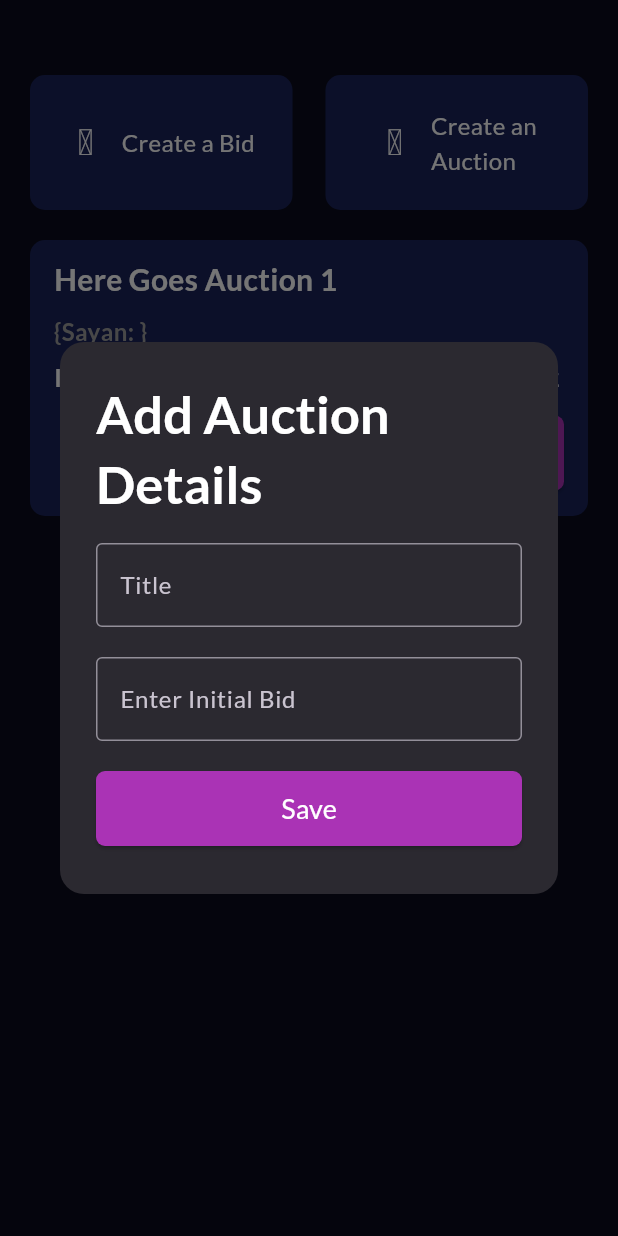
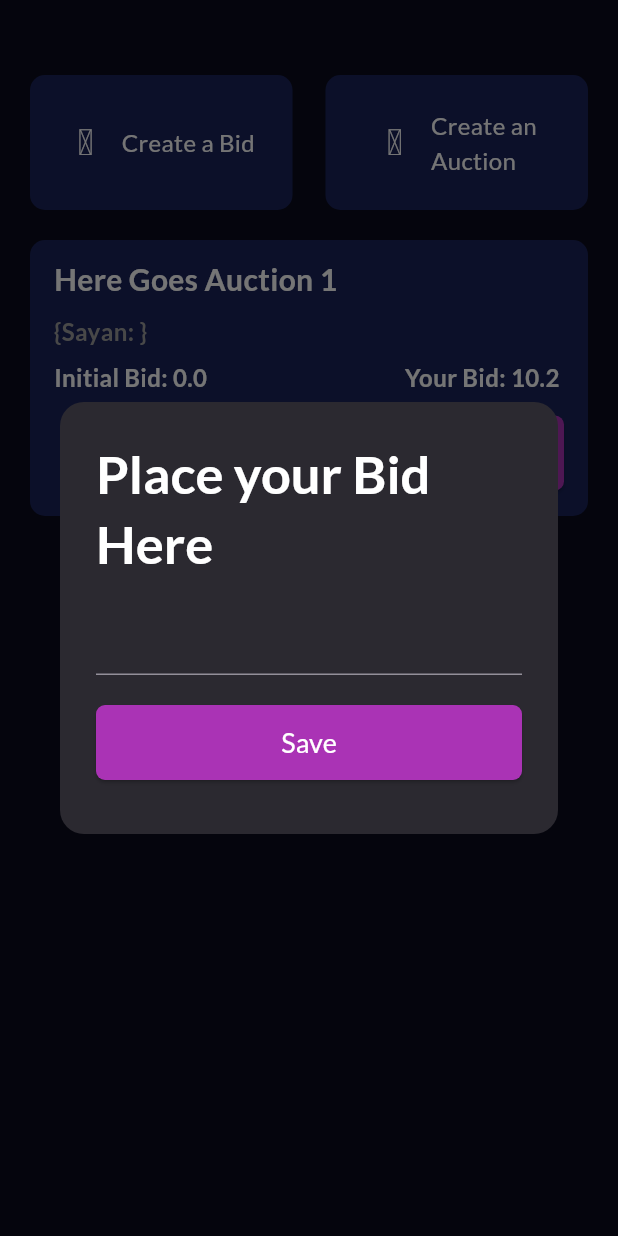
Before and after one commit to Dibs07/Bidsify-App, a Flutter app: the AddNoteScreen screen opened directly, after a tap on "View", on a phone screen of 412 x 824 dp. Run offline on Flutter 3.47's test engine with Material 3 defaults, Android fonts, the phone set to English and light mode, and no system bars; our stand-ins replace cloud_firestore, firebase_auth, firebase_core, flutter_riverpod, flutter_svg, fluttertoast and 3 more; missing offline and left inert: animate_gradient, dart:ffi, enefty_icons, neon_widgets; accounts and stored records are empty.

Commit message:
modified:   bidsify/lib/constants/constants.dart 	modified:   bidsify/lib/screens/add_note_screen.dart

```diff
--- a/bidsify/lib/constants/constants.dart
+++ b/bidsify/lib/constants/constants.dart
@@ -68,18 +68,22 @@ class OptionsCard extends StatelessWidget {
   final Icon? icon;
   final double height;
   final double width;
+  final VoidCallback onClick;
 
   const OptionsCard({
     super.key,
     required this.title,
     this.icon,
     required this.height,
-    required this.width
+    required this.width,
+    required this.onClick
   });
 
   @override
   Widget build(BuildContext context) {
-    return Container(
+    return GestureDetector(
+      onTap: onClick,
+      child: Container(
         height: height,
         width: width,
         decoration: const BoxDecoration(
@@ -103,13 +107,16 @@ class OptionsCard extends StatelessWidget {
           ],
         ),
 
+      ),
     );
   }
 }
 
 class SmallButtons extends StatelessWidget {
+  final Widget icon;
   const SmallButtons({
     super.key,
+    required this.icon
   });
 
   @override
@@ -118,13 +125,14 @@ class SmallButtons extends StatelessWidget {
       padding: const EdgeInsets.fromLTRB(13, 0, 0, 0),
       child: TextButton(
         onPressed: () {},
-        child: const Text(
-          'Hello',
-          style: TextStyle(
-            color: Color(0xFF3348B5),
-            fontSize: 16
-          ),
-        ),
+        // child: const Text(
+        //   'Hello',
+        //   style: TextStyle(
+        //     color: Color(0xFF3348B5),
+        //     fontSize: 16
+        //   ),
+        // ),
+        child: icon,
         style: ElevatedButton.styleFrom(
           minimumSize: Size.zero,
           padding: const EdgeInsets.fromLTRB(24, 6, 24, 6),
--- a/bidsify/lib/screens/add_note_screen.dart
+++ b/bidsify/lib/screens/add_note_screen.dart
@@ -32,6 +32,8 @@ class _AddNoteScreenState extends State<AddNoteScreen> {
       _selectedIndex = index;
     });
   }
+
+  var value = 0;
 
   onClick() {
     showDialog(
@@ -136,6 +138,50 @@ class _AddNoteScreenState extends State<AddNoteScreen> {
     );
   }
 
+  placeBid() {
+    showDialog(
+      context: context,
+      builder: (BuildContext context) {
+        return StatefulBuilder(
+          builder: (BuildContext context, StateSetter setState) {
+            return AlertDialog(
+              title: Text('Place your Bid Here',
+                style: kHeadingTextStyle.copyWith(
+                  fontSize: 35
+                ),
+              ),
+              shape: RoundedRectangleBorder(
+                borderRadius: BorderRadius.circular(16.0),
+              ),
+              content: SizedBox(
+                height: 130,
+                child: Column(
+                  children: [
+
+                    TextField(
+                      keyboardType: TextInputType.number,
+                    ),
+                    SizedBox(height: 20),
+                    myButton(width: double.infinity, height: 50, text: 'Save', onClick: (){})
+
+                  ],
+                ),
+              ),
+              // actions: [
+              //   TextButton(
+              //     child: Text('Close'),
+              //     onPressed: () {
+              //       Navigator.of(context).pop();
+              //     },
+              //   ),
+              // ],
+            );
+          },
+        );
+      },
+    );
+  }
+
   @override
   Widget build(BuildContext context) {
     return Scaffold(
@@ -147,11 +193,13 @@ class _AddNoteScreenState extends State<AddNoteScreen> {
               mainAxisAlignment: MainAxisAlignment.spaceBetween,
               children: [
                 OptionsCard(
+                    onClick: onClick,
                     title: 'Create a Bid',
                     icon: Icon(EneftyIcons.card_add_outline),
                     height: 90,
                     width: 175),
                 OptionsCard(
+                    onClick: () {},
                     title: 'Create an\nAuction',
                     icon: Icon(EneftyIcons.courthouse_outline),
                     height: 90,
@@ -166,7 +214,7 @@ class _AddNoteScreenState extends State<AddNoteScreen> {
               bidder: {"Sayan": ""},
               initialBid: 0.0,
               currentBid: 10.2,
-              onClick: onClick
+              onClick: placeBid
             ),
           ),
         ],
```
Lines whose indentation alone changed are shown as unchanged.
